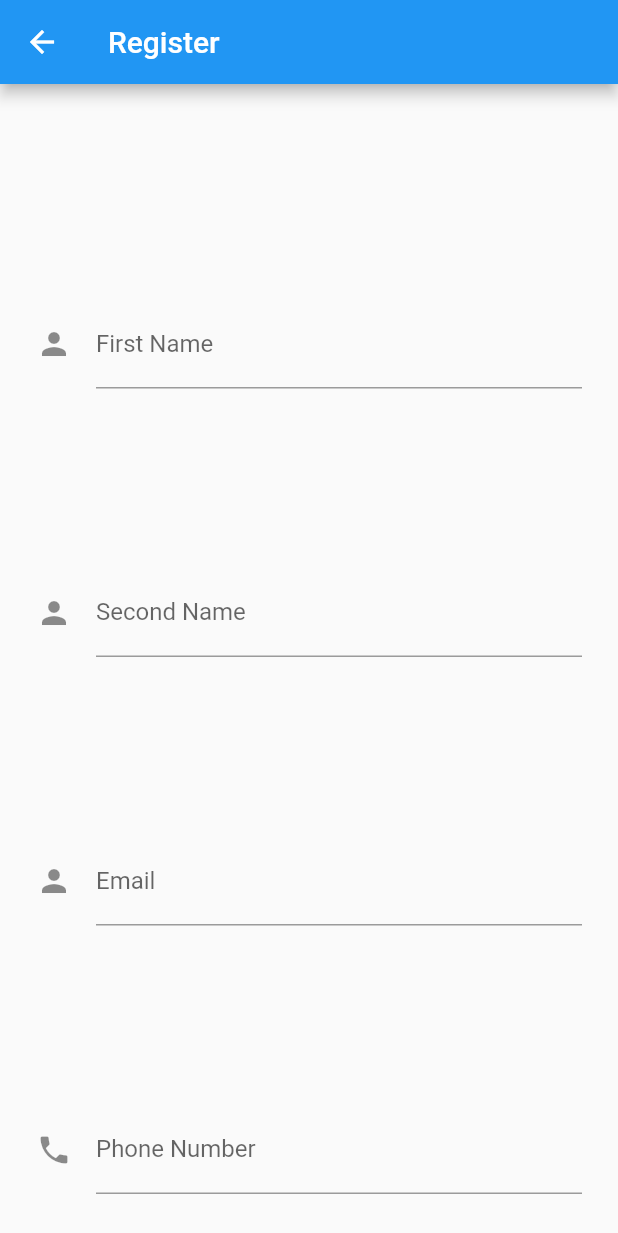
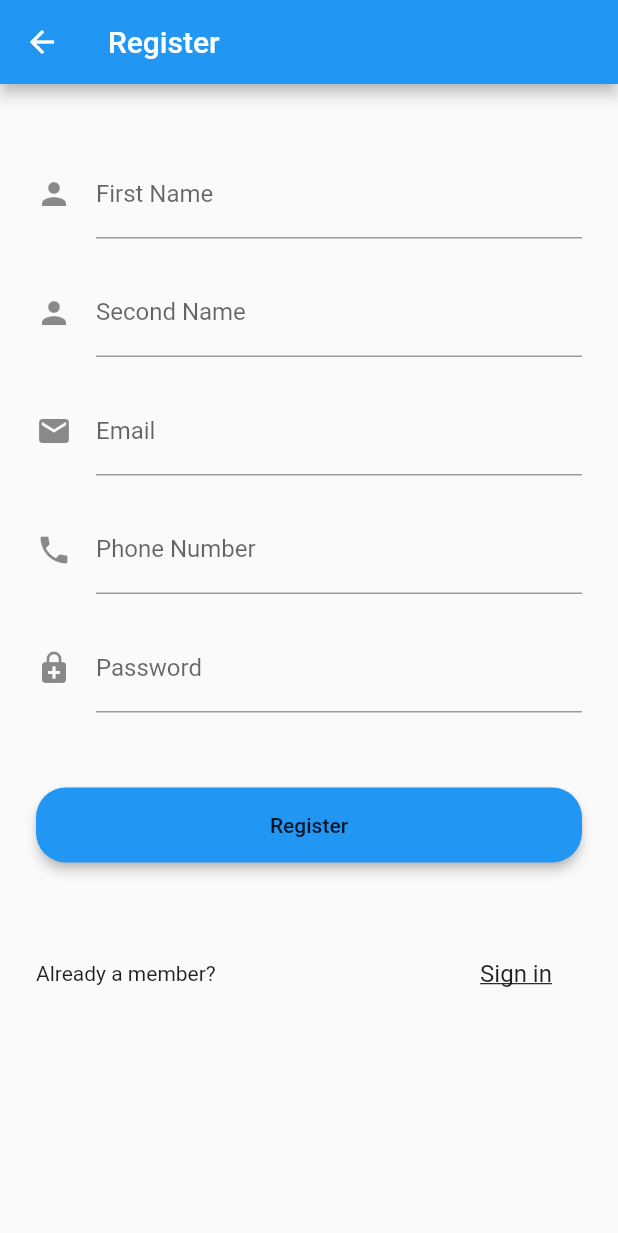
Before and after one commit to AmyRose20/Animal-Sanctuary, a Flutter app: the RegisterScreen screen opened directly, on a phone screen of 412 x 824 dp. Shown: the top 1233 px of the screen. Run offline on Flutter 3.47's test engine with Material 2 defaults, Android fonts, the phone set to English and light mode, and no system bars; our stand-ins replace cloud_firestore, firebase_auth; accounts and stored records are empty; network calls fail.

Commit message:
Successfully can log in and register to app. Data correctly placed on Firestore database and Authentication on Firebase.

```diff
--- a/lib/main.dart
+++ b/lib/main.dart
@@ -1,4 +1,4 @@
-import 'package:animal_sanctuary/screens/launch_screen.dart';
+import 'package:animal_sanctuary/screens/login_launch_screen.dart';
 import 'package:flutter/material.dart';
 import 'package:cloud_firestore/cloud_firestore.dart';
 import './screens/home_screen.dart';
--- a/lib/screens/launch_screen.dart
+++ b/lib/screens/login_launch_screen.dart
@@ -7,12 +7,12 @@ import 'login_screen.dart';
 import 'home_screen.dart';
 import 'package:animal_sanctuary/shared/authentication.dart';
 
-class LaunchScreen extends StatefulWidget {
+class LoginLaunchScreen extends StatefulWidget {
   @override
-  _LaunchScreenState createState() => _LaunchScreenState();
+  _LoginLaunchScreenState createState() => _LoginLaunchScreenState();
 }
 
-class _LaunchScreenState extends State<LaunchScreen> {
+class _LoginLaunchScreenState extends State<LoginLaunchScreen> {
   // Check the current user state
   @override
   void initState() {
--- a/lib/screens/register_screen.dart
+++ b/lib/screens/register_screen.dart
@@ -1,7 +1,8 @@
+import 'package:flutter/material.dart';
 import 'package:animal_sanctuary/screens/home_screen.dart';
 import 'package:animal_sanctuary/screens/login_screen.dart';
-import 'package:flutter/material.dart';
 import 'package:firebase_auth/firebase_auth.dart';
+import 'package:cloud_firestore/cloud_firestore.dart';
 
 class RegisterScreen extends StatefulWidget {
   @override
@@ -9,16 +10,17 @@ class RegisterScreen extends StatefulWidget {
 }
 
 class _RegisterScreenState extends State<RegisterScreen> {
+
   final TextEditingController _textFirstName = TextEditingController();
   final TextEditingController _textSecondName = TextEditingController();
   final TextEditingController _textEmail = TextEditingController();
   final TextEditingController _textPhoneNumber = TextEditingController();
   final TextEditingController _textPassword = TextEditingController();
-  final TextEditingController _textRePassword = TextEditingController();
+
   @override
   Widget build(BuildContext context) {
     return Scaffold(
-      appBar: AppBar(title: Text("Register")),
+      appBar: AppBar(title: Text('Register')),
       body: Container(
         padding: EdgeInsets.all(24),
         child: SingleChildScrollView(
@@ -32,14 +34,15 @@ class _RegisterScreenState extends State<RegisterScreen> {
                 emailInput(),
                 phoneNumberInput(),
                 passwordInput(),
-                rePasswordInput(),
                 registerButton(),
-                Row(
+                Padding(
+                  padding: EdgeInsets.only(top: 50),
+                  child: Row(
                     mainAxisAlignment: MainAxisAlignment.spaceBetween,
                     children: <Widget>[
-                    Text("Already a member?",),
+                      Text('Already a member?',),
                         MaterialButton(
-                        child: Text("Sign in",
+                          child: Text('Sign in',
                           style: Theme.of(context).textTheme.subtitle1.copyWith(decoration:
                           TextDecoration.underline),),
                           onPressed: () {
@@ -47,12 +50,8 @@ class _RegisterScreenState extends State<RegisterScreen> {
                               MaterialPageRoute(builder: (context) =>
                                   LoginScreen())
                             );}
-                    ),
-                  ],
-                ),
-              ],
-            ),
-          ),
+                        ),],),),
+              ],),),
         ),
       ),
     );
@@ -61,14 +60,13 @@ class _RegisterScreenState extends State<RegisterScreen> {
   // Method returns FIRST NAME TextFormField widget
   Widget firstNameInput() {
     return Padding(
-      padding: EdgeInsets.only(top: 120),
+      padding: EdgeInsets.only(top: 20),
       child: TextFormField(
         controller: _textFirstName,
         decoration: InputDecoration(
             hintText: 'John',
             labelText: 'First Name',
-            icon: Icon(Icons.person)
-        ),
+            icon: Icon(Icons.person)),
         validator: (text) => text.isEmpty ? 'First Name is required' : '',
       ),
     );
@@ -77,7 +75,7 @@ class _RegisterScreenState extends State<RegisterScreen> {
   // Method returns SECOND NAME TextFormField widget
   Widget secondNameInput() {
     return Padding(
-      padding: EdgeInsets.only(top: 120),
+      padding: EdgeInsets.only(top: 20),
       child: TextFormField(
         controller: _textSecondName,
         decoration: InputDecoration(
@@ -93,14 +91,14 @@ class _RegisterScreenState extends State<RegisterScreen> {
   // Method returns EMAIL TextFormField widget
   Widget emailInput() {
     return Padding(
-      padding: EdgeInsets.only(top: 120),
+      padding: EdgeInsets.only(top: 20),
       child: TextFormField(
         controller: _textEmail,
         keyboardType: TextInputType.emailAddress,
         decoration: InputDecoration(
             hintText: 'yourname@example.com',
             labelText: 'Email',
-            icon: Icon(Icons.person),
+            icon: Icon(Icons.mail),
         ),
         validator: (text) => text.isEmpty ? 'Email is required' : '',
       ),
@@ -110,7 +108,7 @@ class _RegisterScreenState extends State<RegisterScreen> {
   // Method returns PHONE NUMBER TextFormField widget
   Widget phoneNumberInput() {
     return Padding(
-      padding: EdgeInsets.only(top: 120),
+      padding: EdgeInsets.only(top: 20),
       child: TextFormField(
         controller: _textPhoneNumber,
         keyboardType: TextInputType.phone,
@@ -124,12 +122,12 @@ class _RegisterScreenState extends State<RegisterScreen> {
     );
   }
 
-  // Method returns password TextFormField widget
+  // Method returns PASSWORD TextFormField widget
   Widget passwordInput() {
     return Padding(
-      padding: EdgeInsets.only(top: 120),
+      padding: EdgeInsets.only(top: 20),
       child: TextFormField(
-        //controller: textPassword,
+        controller: _textPassword,
         keyboardType: TextInputType.emailAddress,
         // hide password characters
         obscureText: true,
@@ -143,67 +141,48 @@ class _RegisterScreenState extends State<RegisterScreen> {
     );
   }
 
-  // Method returns REENTERED PASSWORD TextFormField widget
-  Widget rePasswordInput() {
-    return Padding(
-      padding: EdgeInsets.only(top: 120),
-      child: TextFormField(
-        controller: _textRePassword,
-        keyboardType: TextInputType.emailAddress,
-        // hide password characters
-        obscureText: true,
-        decoration: InputDecoration(
-            hintText: 'password',
-            labelText: 'Password',
-            icon: Icon(Icons.enhanced_encryption)
-        ),
-        validator: (text) => text.isEmpty ? 'Password is required' : '',
-      ),
-    );
-  }
-
+  // Widget returns REGISTER BUTTON
   Widget registerButton() {
     return Padding(
-        padding: EdgeInsets.only(top: 20),
+        padding: EdgeInsets.only(top: 50),
         child: Container(
             height: 50,
             child: RaisedButton(
                 shape: RoundedRectangleBorder(
                     borderRadius: BorderRadius.circular(20)),
-                color: Theme
-                    .of(context)
-                    .accentColor,
+                color: Theme.of(context).accentColor,
                 elevation: 3,
-                child: Text("Register"),
+                child: Text('Register'),
                 onPressed: () async {
                   try {
-                    FirebaseUser firebaseUser = (await FirebaseAuth.instance
+                    FirebaseUser user = (await FirebaseAuth.instance
                         .createUserWithEmailAndPassword(
-                        email: _textEmail.text,
-                        password: _textPassword.text)).user;
-                    if(firebaseUser != null) {
-                      // holds all information pertaining to a firebase user
+                        email: _textEmail.text, password: _textPassword.text)).user;
+                    Firestore.instance.collection('UserDetails').document().setData({ 'userid': user.uid,
+                      'userFirstName': _textFirstName.text, 'userSecondName': _textSecondName.text,
+                      'userEmail' : _textEmail.text, 'userPhoneNumber': _textPhoneNumber.text,
+                        'userPassword': _textPassword.text,});
+
+                    if(user != null)
+                    {
+                      // Holds all information pertaining to a firebase user
                       UserUpdateInfo updateUser = UserUpdateInfo();
-                      // modified display name
+                      // Modified display name
                       updateUser.displayName = _textFirstName.text;
-                      firebaseUser.updateProfile(updateUser);
+                      user.updateProfile(updateUser);
                       Navigator.push(context,
                           MaterialPageRoute(builder: (context) =>
                               HomeScreen()));
                     }
                   } catch (e) {
                     print(e);
-                    // reset screen if error
+                    // Reset screen if error
                     _textFirstName.text = "";
                     _textSecondName.text = "";
                     _textEmail.text = "";
                     _textPhoneNumber.text = "";
                     _textPassword.text = "";
-                    _textRePassword.text = "";
-                  }
-                }
-                ),
-            ),
-        );
-  }
+                  }} // End of Try/Catch Block and onPressed()
+                ),),);
+  } // End of registerButton()
 } // END
```
Also changed, not shown: lib/screens/home_screen.dart (+8 -5 lines), lib/screens/login_screen.dart (+38 -140 lines), lib/shared/authentication.dart (+0 -8 lines). Lines whose indentation alone changed are shown as unchanged.
